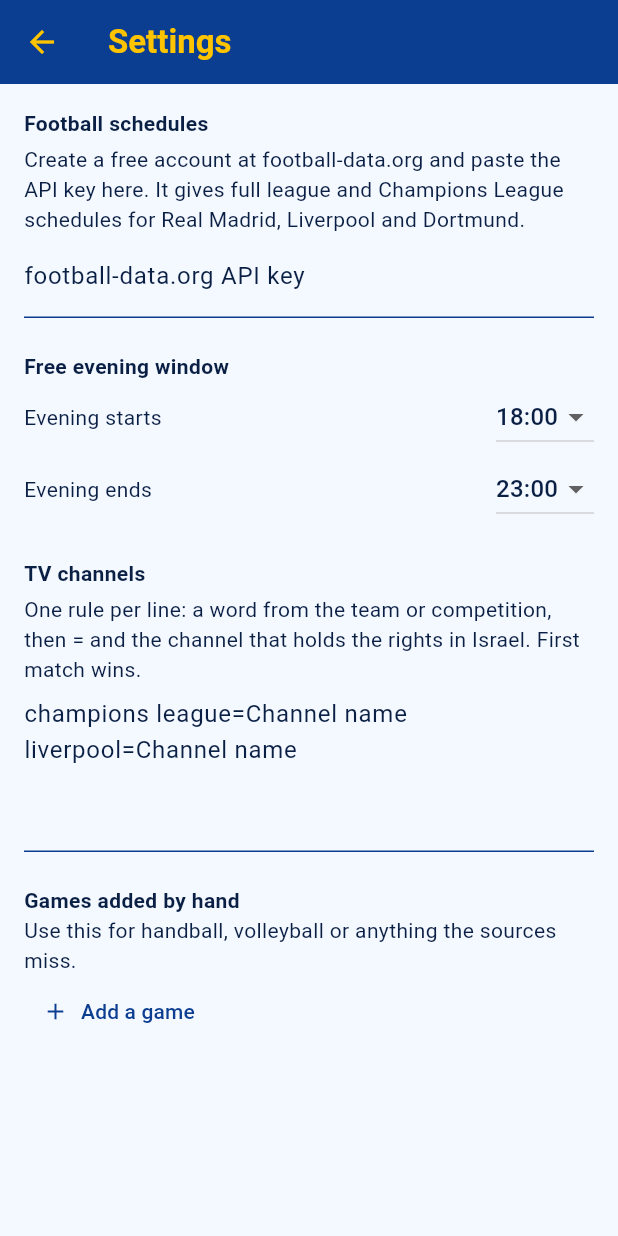
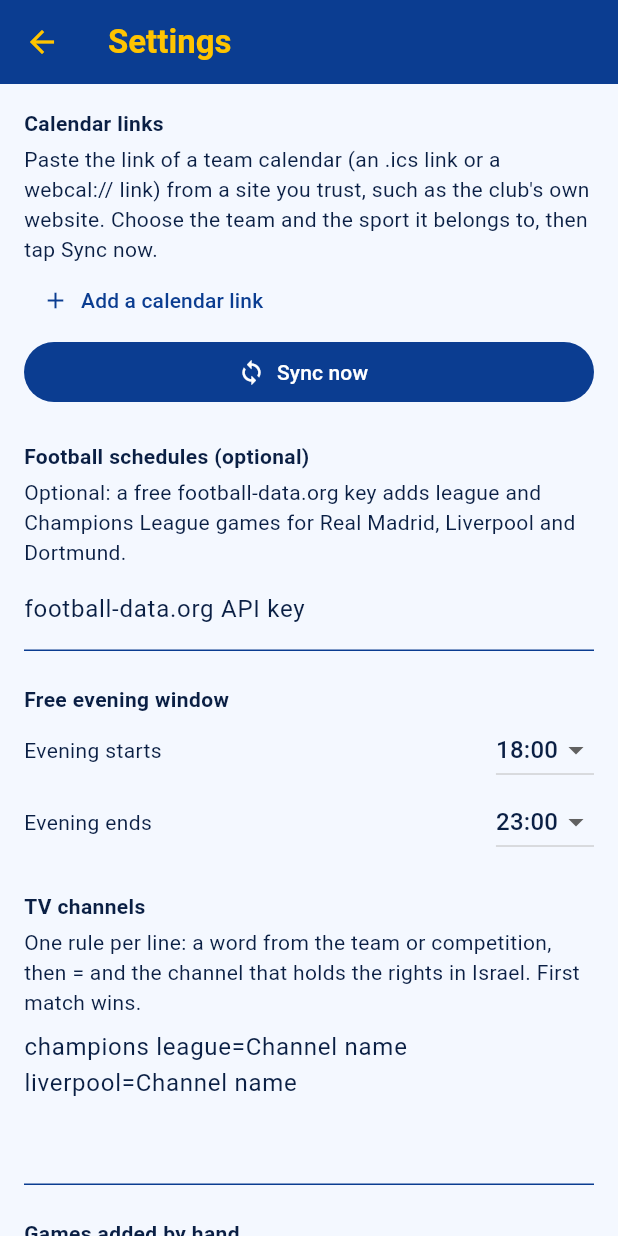
Before and after one commit to NLV9/Game-Day, a Flutter app: the SettingsPage screen opened directly, on a phone screen of 412 x 824 dp. Run offline on Flutter 3.47's test engine with Material 3 defaults, Android fonts, the light colour scheme and no system bars; our stand-ins replace flutter_local_notifications, shared_preferences, timezone; accounts and stored records are empty.

Commit message:
Add function to input calendar links for teams
This function allows users to add a calendar link for a team and sport, including input validation and saving functionality.

```diff
--- a/lib/main.dart
+++ b/lib/main.dart
@@ -470,6 +470,39 @@ class _SettingsPageState extends State<SettingsPage> {
         ),
       ]);
 
+  Future<void> addCal(BuildContext context) async {
+    var team = teams[1], sport = sports[0];
+    final url = TextEditingController();
+    await showDialog(
+      context: context,
+      builder: (c) => StatefulBuilder(
+        builder: (c, set) => AlertDialog(
+          title: const Text('Add a calendar link'),
+          content: SingleChildScrollView(
+            child: Column(mainAxisSize: MainAxisSize.min, children: [
+              drop('Team', team, teams, (v) => set(() => team = v)),
+              drop('Sport', sport, sports, (v) => set(() => sport = v)),
+              TextField(controller: url, decoration: const InputDecoration(labelText: 'Calendar link (.ics or webcal://)')),
+            ]),
+          ),
+          actions: [
+            TextButton(onPressed: () => Navigator.pop(c), child: const Text('Cancel')),
+            FilledButton(
+              onPressed: () {
+                final u = url.text.trim();
+                if (u.isEmpty) return;
+                app.cals.add(CalSource(url: u, team: team, sport: sport));
+                app.save();
+                Navigator.pop(c);
+              },
+              child: const Text('Add'),
+            ),
+          ],
+        ),
+      ),
+    );
+  }
+
   Future<void> addGame(BuildContext context) async {
     var team = teams[0], sport = sports[1], comp = comps[0];
     final opp = TextEditingController(), ch = TextEditingController();
@@ -535,9 +568,36 @@ class _SettingsPageState extends State<SettingsPage> {
         builder: (context, _) => Scaffold(
           appBar: AppBar(title: const Text('Settings')),
           body: ListView(padding: const EdgeInsets.all(16), children: [
-            const Text('Football schedules', style: TextStyle(fontWeight: FontWeight.w700)),
+            const Text('Calendar links', style: TextStyle(fontWeight: FontWeight.w700)),
             const SizedBox(height: 4),
-            const Text('Create a free account at football-data.org and paste the API key here. It gives full league and Champions League schedules for Real Madrid, Liverpool and Dortmund.'),
+            const Text("Paste the link of a team calendar (an .ics link or a webcal:// link) from a site you trust, such as the club's own website. Choose the team and the sport it belongs to, then tap Sync now."),
+            for (var i = 0; i < app.cals.length; i++)
+              ListTile(
+                contentPadding: EdgeInsets.zero,
+                title: Text('${app.cals[i].team} · ${app.cals[i].sport}'),
+                subtitle: Text(app.cals[i].url, maxLines: 1, overflow: TextOverflow.ellipsis),
+                trailing: IconButton(
+                  icon: const Icon(Icons.delete_outline),
+                  tooltip: 'Remove',
+                  onPressed: () {
+                    app.cals.removeAt(i);
+                    app.save();
+                  },
+                ),
+              ),
+            Align(
+              alignment: Alignment.centerLeft,
+              child: TextButton.icon(onPressed: () => addCal(context), icon: const Icon(Icons.add), label: const Text('Add a calendar link')),
+            ),
+            FilledButton.icon(
+              onPressed: app.loading ? null : app.sync,
+              icon: const Icon(Icons.sync),
+              label: const Text('Sync now'),
+            ),
+            const SizedBox(height: 22),
+            const Text('Football schedules (optional)', style: TextStyle(fontWeight: FontWeight.w700)),
+            const SizedBox(height: 4),
+            const Text('Optional: a free football-data.org key adds league and Champions League games for Real Madrid, Liverpool and Dortmund.'),
             TextField(
               controller: tokenC,
               decoration: const InputDecoration(labelText: 'football-data.org API key'),
```
